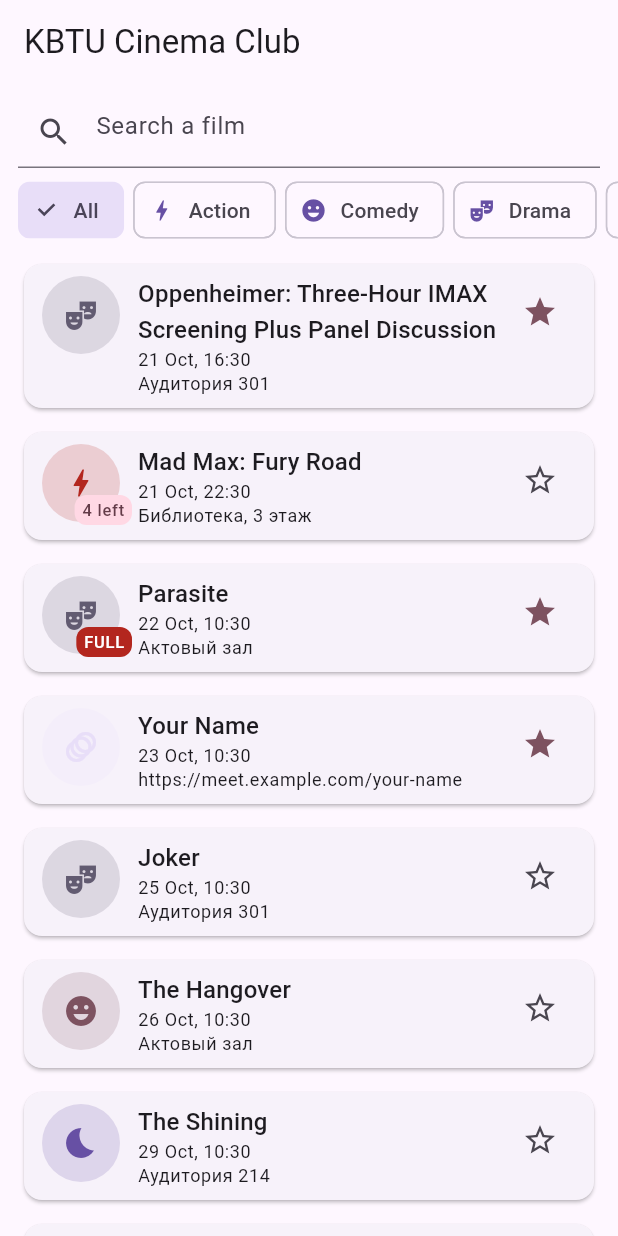
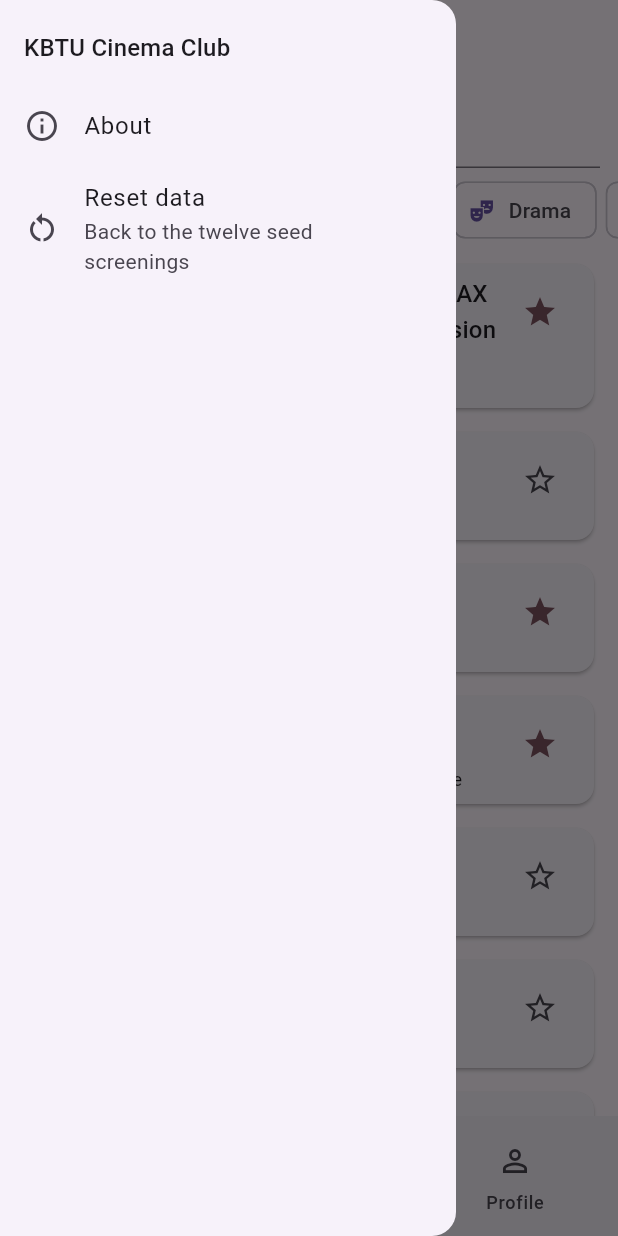
Before and after one commit to Kengessov/flutter-2026-kengessov, a Flutter app: the screen it shows after launch, with the side drawer open (before the commit the screen has no drawer), on a phone screen of 412 x 824 dp. Run offline on Flutter 3.47's test engine with Material 3 defaults, Android fonts, the phone set to English and light mode, and no system bars.

Commit message:
Add the three-tab shell with a drawer and the single route table (R10, R25, R28, R32)

```diff
--- a/lib/main.dart
+++ b/lib/main.dart
@@ -1,8 +1,6 @@
 import 'package:flutter/material.dart';
 
-import 'models/screening.dart';
-import 'models/seed.dart';
-import 'tabs/screenings_tab.dart';
+import 'routes.dart';
 
 void main() => runApp(const CinemaApp());
 
@@ -10,46 +8,12 @@ class CinemaApp extends StatelessWidget {
   const CinemaApp({super.key});
 
   @override
-  Widget build(BuildContext context) =>
-      MaterialApp(title: 'KBTU Cinema Club', home: const ScreeningsDemo());
+  Widget build(BuildContext context) {
+    return MaterialApp(
+      title: 'KBTU Cinema Club',
+      routes: Routes.appRoutes,
+      onGenerateRoute: Routes.onGenerateRoute,
+      onUnknownRoute: Routes.onUnknownRoute,
+    );
+  }
 }
-
-/// Temporary home for the list: the shell with three tabs takes ownership of the
-/// screenings in the next step.
-class ScreeningsDemo extends StatefulWidget {
-  const ScreeningsDemo({super.key});
-
-  @override
-  State<ScreeningsDemo> createState() => _ScreeningsDemoState();
-}
-
-class _ScreeningsDemoState extends State<ScreeningsDemo> {
-  List<Screening> _screenings = seedScreenings();
-
-  void _toggleFavourite(Screening screening) {
-    final next = [
-      for (final item in _screenings)
-        if (item == screening)
-          item.copyWith(favourite: !item.favourite)
-        else
-          item,
-    ];
-    setState(() => _screenings = next);
-  }
-
-  // The card is already tappable; the detail screen is built in the next step, so
-  // this only proves the tap reaches the owner of the list.
-  void _open(Screening screening) => ScaffoldMessenger.of(
-    context,
-  ).showSnackBar(SnackBar(content: Text(screening.title)));
-
-  @override
-  Widget build(BuildContext context) => Scaffold(
-    appBar: AppBar(title: const Text('KBTU Cinema Club')),
-    body: ScreeningsTab(
-      screenings: _screenings,
-      onOpen: _open,
-      onToggleFavourite: _toggleFavourite,
-    ),
-  );
-}
--- a/lib/models/seed.dart
+++ b/lib/models/seed.dart
@@ -1,8 +1,9 @@
 import 'genre.dart';
 import 'screening.dart';
 
-/// The name the defence types into the profile tab, so that "You" highlighting
-/// and "You are on N lists" work right away.
+/// The name the shell opens with, so "You" highlighting and "Book a seat" work
+/// on first launch. Reset data clears the profile back to empty, which is how
+/// the no-name branch of the primary action is reached.
 const String youName = 'Nurkhan Kengessov';
 
 /// [total] always matches the number written next to the screening in the table:
--- /dev/null
+++ b/lib/routes.dart
@@ -0,0 +1,36 @@
+import 'package:flutter/material.dart';
+
+import 'screens/detail_screen.dart';
+import 'screens/home_shell.dart';
+
+/// Every route name and every route builder lives here, so no '/' literal
+/// appears anywhere else in the project (R25).
+class Routes {
+  static const String home = '/';
+  static const String detail = '/detail';
+
+  static final Map<String, WidgetBuilder> appRoutes = <String, WidgetBuilder>{
+    home: (context) => const HomeShell(),
+  };
+
+  static Route<Object?> onGenerateRoute(RouteSettings settings) {
+    final arguments = settings.arguments;
+    return switch (settings.name) {
+      Routes.detail when arguments is DetailArguments =>
+        MaterialPageRoute<Object?>(
+          builder: (context) => DetailScreen(arguments: arguments),
+          settings: settings,
+        ),
+      _ => onUnknownRoute(settings),
+    };
+  }
+
+  static Route<Object?> onUnknownRoute(RouteSettings settings) =>
+      MaterialPageRoute<Object?>(
+        builder: (context) => Scaffold(
+          appBar: AppBar(title: const Text('Not found')),
+          body: Center(child: Text('No screen for "${settings.name}".')),
+        ),
+        settings: settings,
+      );
+}
--- /dev/null
+++ b/lib/screens/home_shell.dart
@@ -0,0 +1,210 @@
+import 'package:flutter/material.dart';
+
+import '../models/profile.dart';
+import '../models/screening.dart';
+import '../models/seed.dart';
+import '../routes.dart';
+import '../tabs/favourites_tab.dart';
+import '../tabs/profile_tab.dart';
+import '../tabs/screenings_tab.dart';
+import 'detail_screen.dart';
+
+class HomeShell extends StatefulWidget {
+  const HomeShell({super.key});
+
+  @override
+  State<HomeShell> createState() => _HomeShellState();
+}
+
+class _HomeShellState extends State<HomeShell> {
+  static const int _profileTab = 2;
+
+  int _tab = 0;
+  List<Screening> _screenings = seedScreenings();
+  Profile _profile = Profile(name: youName, group: '');
+
+  Screening _replace(Screening before, Screening after) {
+    setState(() {
+      _screenings = [
+        for (final item in _screenings)
+          if (item == before) after else item,
+      ];
+    });
+    return after;
+  }
+
+  Screening _book(Screening screening) => _replace(
+    screening,
+    screening.copyWith(viewers: [...screening.viewers, _profile.name.trim()]),
+  );
+
+  Screening _cancel(Screening screening) => _replace(
+    screening,
+    screening.copyWith(
+      viewers: screening.viewers
+          .where(
+            (name) =>
+                name.trim().toLowerCase() != _profile.name.trim().toLowerCase(),
+          )
+          .toList(),
+    ),
+  );
+
+  Screening _toggleFavourite(Screening screening) =>
+      _replace(screening, screening.copyWith(favourite: !screening.favourite));
+
+  void _delete(Screening screening) {
+    setState(() {
+      _screenings = _screenings.where((item) => item != screening).toList();
+    });
+  }
+
+  void _openDetail(Screening screening) {
+    Navigator.of(context).pushNamed(
+      Routes.detail,
+      arguments: DetailArguments(
+        screening: screening,
+        profile: _profile,
+        onBook: _book,
+        onCancel: _cancel,
+        onDelete: _delete,
+        onGoToProfile: _goToProfile,
+      ),
+    );
+  }
+
+  // R28: a pushed screen never switches tabs itself, it asks the shell, which
+  // both moves the bar and drops the screen covering it.
+  void _goToProfile() {
+    final navigator = Navigator.of(context);
+    setState(() => _tab = _profileTab);
+    if (navigator.canPop()) navigator.pop();
+  }
+
+  Future<void> _showAbout() async {
+    await showDialog<void>(
+      context: context,
+      builder: (context) => AlertDialog(
+        icon: const Icon(Icons.local_movies),
+        title: const Text('KBTU Cinema Club'),
+        content: const Text(
+          'Lab 1: a screenings list, a detail screen, a form and a profile. '
+          'Everything lives in memory and starts from twelve seed items.',
+        ),
+        actions: [
+          FilledButton(
+            onPressed: () => Navigator.pop(context),
+            child: const Text('Got it'),
+          ),
+        ],
+      ),
+    );
+  }
+
+  Future<void> _resetData() async {
+    final agreed = await showDialog<bool>(
+      context: context,
+      builder: (context) => AlertDialog(
+        title: const Text('Reset data?'),
+        content: const Text(
+          'The twelve seed screenings come back and the profile is cleared.',
+        ),
+        actions: [
+          TextButton(
+            onPressed: () => Navigator.pop(context, false),
+            child: const Text('Keep'),
+          ),
+          FilledButton(
+            onPressed: () => Navigator.pop(context, true),
+            child: const Text('Reset'),
+          ),
+        ],
+      ),
+    );
+    if (agreed != true || !mounted) return;
+    setState(() {
+      _screenings = seedScreenings();
+      _profile = Profile.empty();
+    });
+  }
+
+  Widget _drawer() {
+    return Drawer(
+      child: SafeArea(
+        child: ListView(
+          children: [
+            Padding(
+              padding: const EdgeInsets.fromLTRB(16, 20, 16, 12),
+              child: Text(
+                'KBTU Cinema Club',
+                style: Theme.of(context).textTheme.titleMedium,
+              ),
+            ),
+            ListTile(
+              leading: const Icon(Icons.info_outline),
+              title: const Text('About'),
+              onTap: () {
+                Navigator.pop(context);
+                _showAbout();
+              },
+            ),
+            ListTile(
+              leading: const Icon(Icons.restart_alt),
+              title: const Text('Reset data'),
+              subtitle: const Text('Back to the twelve seed screenings'),
+              onTap: () {
+                Navigator.pop(context);
+                _resetData();
+              },
+            ),
+          ],
+        ),
+      ),
+    );
+  }
+
+  @override
+  Widget build(BuildContext context) {
+    return Scaffold(
+      appBar: AppBar(title: const Text('KBTU Cinema Club')),
+      drawer: _drawer(),
+      body: IndexedStack(
+        index: _tab,
+        children: [
+          ScreeningsTab(
+            screenings: _screenings,
+            onOpen: _openDetail,
+            onToggleFavourite: _toggleFavourite,
+          ),
+          FavouritesTab(
+            screenings: _screenings,
+            onOpen: _openDetail,
+            onToggleFavourite: _toggleFavourite,
+          ),
+          ProfileTab(profile: _profile, screenings: _screenings),
+        ],
+      ),
+      bottomNavigationBar: NavigationBar(
+        selectedIndex: _tab,
+        onDestinationSelected: (index) => setState(() => _tab = index),
+        destinations: const [
+          NavigationDestination(
+            icon: Icon(Icons.local_movies_outlined),
+            selectedIcon: Icon(Icons.local_movies),
+            label: 'Screenings',
+          ),
+          NavigationDestination(
+            icon: Icon(Icons.star_border),
+            selectedIcon: Icon(Icons.star),
+            label: 'Favourites',
+          ),
+          NavigationDestination(
+            icon: Icon(Icons.person_outline),
+            selectedIcon: Icon(Icons.person),
+            label: 'Profile',
+          ),
+        ],
+      ),
+    );
+  }
+}
```
